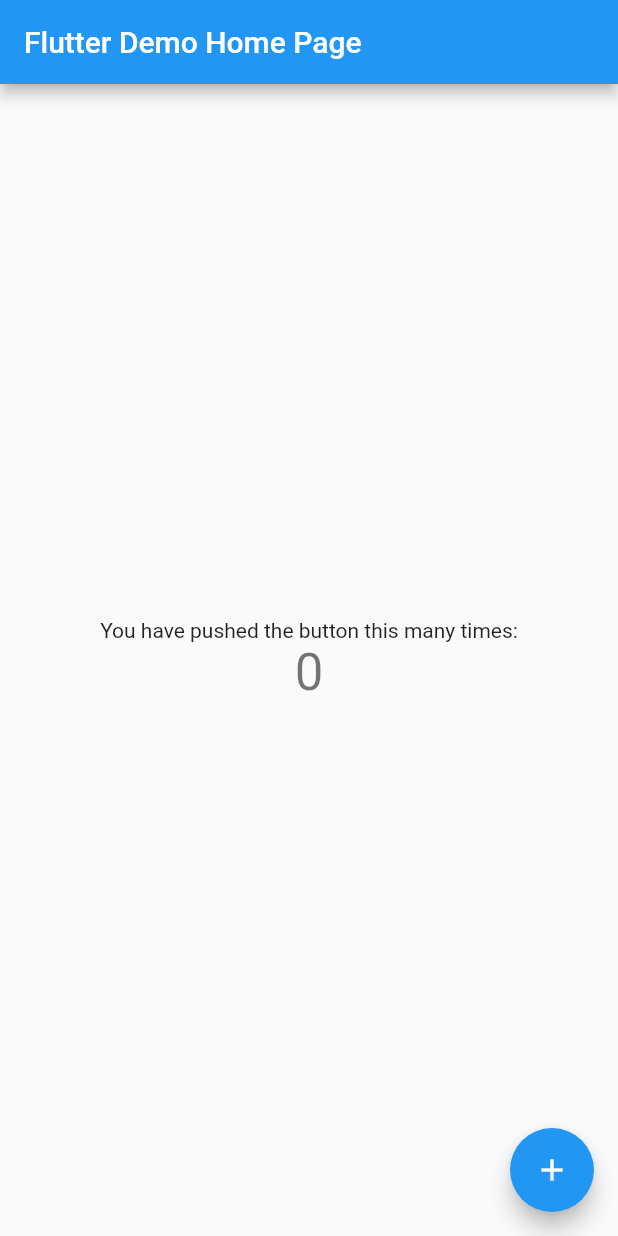
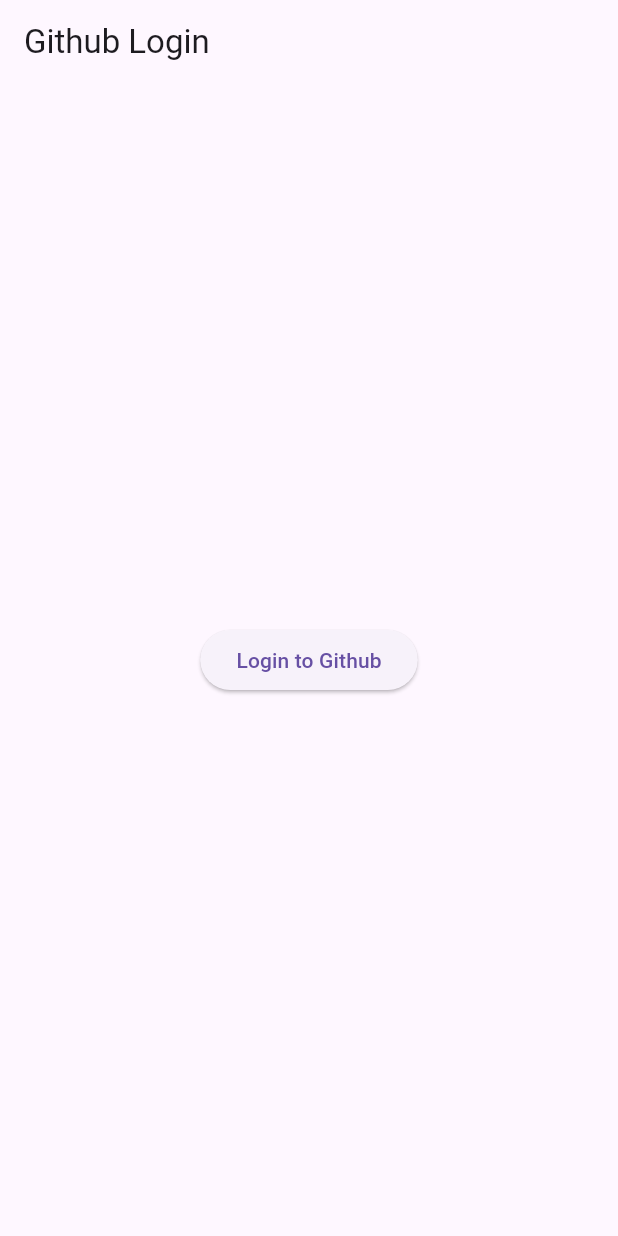
Before and after one commit to awencheww/github_client, a Flutter app: the screen it shows after launch, on a phone screen of 412 x 824 dp. Run offline on Flutter 3.47's test engine with Material 2 defaults, Android fonts, the phone set to English and light mode, and no system bars; missing offline and left inert: github, oauth2.

Commit message:
add api auth from github to login user

```diff
--- /dev/null
+++ b/lib/github_oauth_credentials.dart
@@ -0,0 +1,6 @@
+// TODO(CodelabUser): Create an OAuth App
+const githubClientId = '9662b9d1bcdd854f96c3';
+const githubClientSecret = 'ef74c2c17e3fca72de96db5fbc55c9c46ae754fb';
+
+// OAuth scopes for repository and user information
+const githubScopes = ['repo', 'read:org'];
--- a/lib/main.dart
+++ b/lib/main.dart
@@ -1,4 +1,8 @@
 import 'package:flutter/material.dart';
+import 'package:github/github.dart';
+import 'github_oauth_credentials.dart';
+import 'src/github_login.dart';
+import 'package:github/github.dart';
 
 void main() {
   runApp(const MyApp());
@@ -7,109 +11,57 @@ void main() {
 class MyApp extends StatelessWidget {
   const MyApp({super.key});
 
-  // This widget is the root of your application.
   @override
   Widget build(BuildContext context) {
     return MaterialApp(
-      title: 'Flutter Demo',
+      title: 'Github Client',
       theme: ThemeData(
-        // This is the theme of your application.
-        //
-        // Try running your application with "flutter run". You'll see the
-        // application has a blue toolbar. Then, without quitting the app, try
-        // changing the primarySwatch below to Colors.green and then invoke
-        // "hot reload" (press "r" in the console where you ran "flutter run",
-        // or simply save your changes to "hot reload" in a Flutter IDE).
-        // Notice that the counter didn't reset back to zero; the application
-        // is not restarted.
         primarySwatch: Colors.blue,
+        visualDensity: VisualDensity.adaptivePlatformDensity,
+        useMaterial3: true,
       ),
-      home: const MyHomePage(title: 'Flutter Demo Home Page'),
+      home: const MyHomePage(title: 'GithubClient'),
     );
   }
-}
+} //MyApp
 
-class MyHomePage extends StatefulWidget {
+class MyHomePage extends StatelessWidget {
   const MyHomePage({super.key, required this.title});
-
-  // This widget is the home page of your application. It is stateful, meaning
-  // that it has a State object (defined below) that contains fields that affect
-  // how it looks.
-
-  // This class is the configuration for the state. It holds the values (in this
-  // case the title) provided by the parent (in this case the App widget) and
-  // used by the build method of the State. Fields in a Widget subclass are
-  // always marked "final".
-
   final String title;
 
   @override
-  State<MyHomePage> createState() => _MyHomePageState();
-}
-
-class _MyHomePageState extends State<MyHomePage> {
-  int _counter = 0;
-
-  void _incrementCounter() {
-    setState(() {
-      // This call to setState tells the Flutter framework that something has
-      // changed in this State, which causes it to rerun the build method below
-      // so that the display can reflect the updated values. If we changed
-      // _counter without calling setState(), then the build method would not be
-      // called again, and so nothing would appear to happen.
-      _counter++;
-    });
-  }
-
-  @override
   Widget build(BuildContext context) {
-    // This method is rerun every time setState is called, for instance as done
-    // by the _incrementCounter method above.
-    //
-    // The Flutter framework has been optimized to make rerunning build methods
-    // fast, so that you can just rebuild anything that needs updating rather
-    // than having to individually change instances of widgets.
+    return GithubLoginWidget(
+      builder: (context, httpClient) {
+        return FutureBuilder<CurrentUser>(
+            future: viewerDetail(httpClient.credentials.accessToken),
+            builder: (context, snapshot) {
+              var ss = snapshot.hasData
+                  ? 'Hello ${snapshot.data!.login}!'
+                  : 'Retrieving viewer login details...';
               return Scaffold(
                 appBar: AppBar(
-        // Here we take the value from the MyHomePage object that was created by
-        // the App.build method, and use it to set our appbar title.
-        title: Text(widget.title),
+                  title: Text(title),
+                  elevation: 2,
                 ),
                 body: Center(
-        // Center is a layout widget. It takes a single child and positions it
-        // in the middle of the parent.
-        child: Column(
-          // Column is also a layout widget. It takes a list of children and
-          // arranges them vertically. By default, it sizes itself to fit its
-          // children horizontally, and tries to be as tall as its parent.
-          //
-          // Invoke "debug painting" (press "p" in the console, choose the
-          // "Toggle Debug Paint" action from the Flutter Inspector in Android
-          // Studio, or the "Toggle Debug Paint" command in Visual Studio Code)
-          // to see the wireframe for each widget.
-          //
-          // Column has various properties to control how it sizes itself and
-          // how it positions its children. Here we use mainAxisAlignment to
-          // center the children vertically; the main axis here is the vertical
-          // axis because Columns are vertical (the cross axis would be
-          // horizontal).
-          mainAxisAlignment: MainAxisAlignment.center,
-          children: <Widget>[
-            const Text(
-              'You have pushed the button this many times:',
-            ),
-            Text(
-              '$_counter',
-              style: Theme.of(context).textTheme.headlineMedium,
-            ),
-          ],
+                  child: Text(
+                    snapshot.hasData
+                        ? 'Hello ${snapshot.data!.login}!'
+                        : 'Retrieving viewer login details...',
                   ),
                 ),
-      floatingActionButton: FloatingActionButton(
-        onPressed: _incrementCounter,
-        tooltip: 'Increment',
-        child: const Icon(Icons.add),
-      ), // This trailing comma makes auto-formatting nicer for build methods.
+              );
+            });
+      },
+      githubClientId: githubClientId,
+      githubClientSecret: githubClientSecret,
+      githubScopes: githubScopes,
     );
   }
+} //MyHomePage
+
+Future<CurrentUser> viewerDetail(String accessToken) async {
+  final gitHub = GitHub(auth: Authentication.withToken(accessToken));
+  return gitHub.users.getCurrentUser();
 }
--- /dev/null
+++ b/lib/src/github_login.dart
@@ -0,0 +1,124 @@
+import 'dart:io';
+import 'package:flutter/material.dart';
+import 'package:http/http.dart' as http;
+import 'package:oauth2/oauth2.dart' as oauth2;
+import 'package:url_launcher/url_launcher.dart';
+
+final _authorizationEndopint =
+    Uri.parse('https://github.com/login/oauth/authorize');
+
+final _tokenEndpoint = Uri.parse('https://github.com/login/oauth/access_token');
+
+class GithubLoginWidget extends StatefulWidget {
+  const GithubLoginWidget({
+    required this.builder,
+    required this.githubClientId,
+    required this.githubClientSecret,
+    required this.githubScopes,
+    super.key,
+  });
+  final AuthenticationBuilder builder;
+  final String githubClientId;
+  final String githubClientSecret;
+  final List<String> githubScopes;
+
+  @override
+  State<GithubLoginWidget> createState() => _GithubLoginWidgetState();
+}
+
+typedef AuthenticationBuilder = Widget Function(
+    BuildContext context, oauth2.Client client);
+
+class _GithubLoginWidgetState extends State<GithubLoginWidget> {
+  HttpServer? _redirectServer;
+  oauth2.Client? _client;
+
+  @override
+  Widget build(BuildContext context) {
+    final client = _client;
+    if (client != null) {
+      return widget.builder(context, client);
+    }
+
+    return Scaffold(
+      appBar: AppBar(
+        title: const Text('Github Login'),
+      ),
+      body: Center(
+        child: ElevatedButton(
+          onPressed: () async {
+            await _redirectServer?.close();
+            // Bind to an ephemeral port on localhost
+            _redirectServer = await HttpServer.bind('localhost', 0);
+            var authenticatedHttpClient = await _getOAuth2Client(
+                Uri.parse('http://localhost:${_redirectServer!.port}/auth'));
+            setState(() {
+              _client = authenticatedHttpClient;
+            });
+          },
+          child: const Text('Login to Github'),
+        ),
+      ),
+    );
+  }
+
+  Future<oauth2.Client> _getOAuth2Client(Uri redirectUrl) async {
+    if (widget.githubClientId.isEmpty || widget.githubClientSecret.isEmpty) {
+      throw const GithubLoginException(
+          'githubClientId and githubClientSecret must be not empty. '
+          'See `lib/github_oauth_credentials.dart` for more detail.');
+    }
+    var grant = oauth2.AuthorizationCodeGrant(
+      widget.githubClientId,
+      _authorizationEndopint,
+      _tokenEndpoint,
+      secret: widget.githubClientSecret,
+      httpClient: _JsonAcceptingHttpClient(),
+    );
+    var authorizationUrl =
+        grant.getAuthorizationUrl(redirectUrl, scopes: widget.githubScopes);
+
+    await _redirect(authorizationUrl);
+    var responseQueryParameters = await _listen();
+    var client =
+        await grant.handleAuthorizationResponse(responseQueryParameters);
+
+    return client;
+  }
+
+  Future<void> _redirect(Uri authorizationUrl) async {
+    if (await canLaunchUrl(authorizationUrl)) {
+      await launchUrl(authorizationUrl);
+    } else {
+      throw GithubLoginException('Could not launch $authorizationUrl');
+    }
+  }
+
+  Future<Map<String, String>> _listen() async {
+    var request = await _redirectServer!.first;
+    var params = request.uri.queryParameters;
+    request.response.statusCode = 200;
+    request.response.headers.set('content-type', 'text/plain');
+    request.response.writeln('Authenticated! You can close this tab.');
+    await request.response.close();
+    await _redirectServer!.close();
+    _redirectServer = null;
+    return params;
+  }
+} //_GithubLoginWidgetState
+
+class _JsonAcceptingHttpClient extends http.BaseClient {
+  final _httpClient = http.Client();
+  @override
+  Future<http.StreamedResponse> send(http.BaseRequest request) {
+    request.headers['Accept'] = 'application/json';
+    return _httpClient.send(request);
+  }
+}
+
+class GithubLoginException implements Exception {
+  const GithubLoginException(this.message);
+  final String message;
+  @override
+  String toString() => message;
+}
--- a/pubspec.yaml
+++ b/pubspec.yaml
@@ -35,6 +35,11 @@ dependencies:
   # The following adds the Cupertino Icons font to your application.
   # Use with the CupertinoIcons class for iOS style icons.
   cupertino_icons: ^1.0.2
+  http: ^0.13.5
+  oauth2: ^2.0.1
+  url_launcher: ^6.1.10
+  github: ^9.10.1
+  fluttericon: ^2.0.0
 
 dev_dependencies:
   flutter_test:
```
Also changed, not shown: pubspec.lock, 7 other files. Lines whose indentation alone changed are shown as unchanged.
